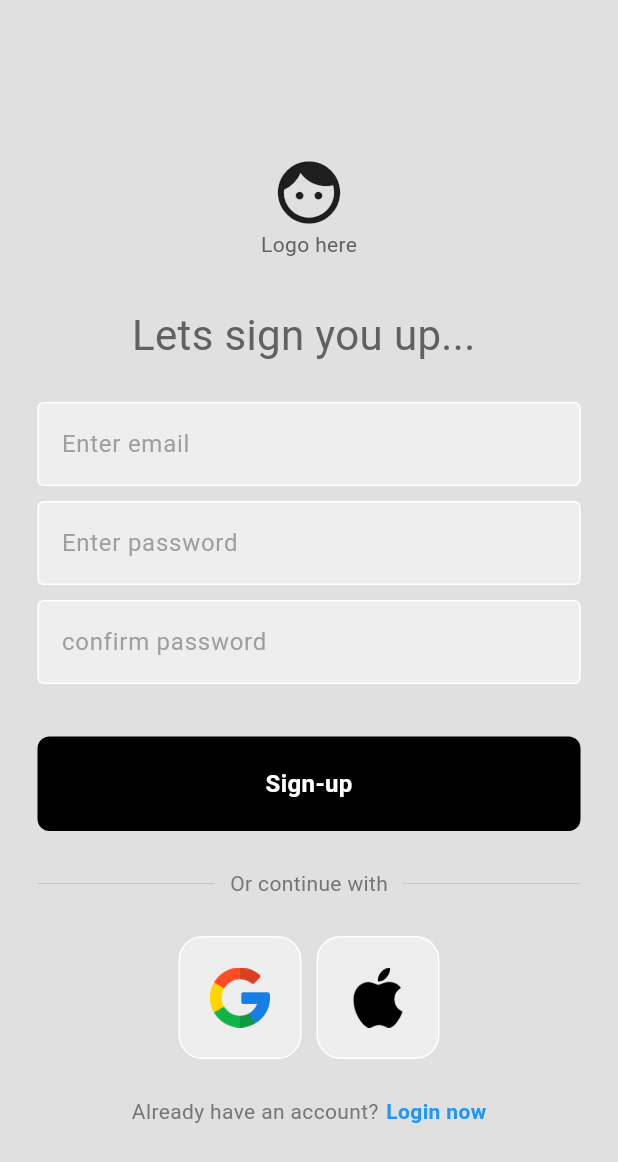
After one commit to BUSHAAN/LifeSync, a Flutter app: the screen it shows after launch, after a tap on "Register now", on a phone screen of 412 x 824 dp. The commit adds this screen. Shown: the top 1162 px of the screen. Run offline on Flutter 3.47's test engine with Material 3 defaults, Android fonts, the phone set to English and light mode, and no system bars; our stand-ins replace firebase_auth, firebase_core; accounts and stored records are empty; network calls fail.

Commit message:
sign in and sing up using email & password

```diff
--- a/lib/main.dart
+++ b/lib/main.dart
@@ -4,7 +4,7 @@ import 'package:firebase_core/firebase_core.dart';
 import 'package:flutter/material.dart';
 import 'package:flutter/services.dart';
 import 'package:flutter_todo_app/firebase_options.dart';
-import 'package:flutter_todo_app/pages/login.dart';
+import 'package:flutter_todo_app/pages/auth_page.dart';
 
 void main() async {
   WidgetsFlutterBinding.ensureInitialized();
@@ -13,7 +13,7 @@ void main() async {
 }
 
 class MyApp extends StatelessWidget {
-  const MyApp({Key? key}) : super(key: key);
+  const MyApp({super.key});
 
   // This widget is the root of your application.
   @override
@@ -23,7 +23,7 @@ class MyApp extends StatelessWidget {
     return MaterialApp(
       debugShowCheckedModeBanner: false,
       title: 'ToDo App',
-      home: LoginPage(),
+      home: AuthPage(),
     );
   }
 }
--- a/lib/model/Task.dart
+++ b/lib/model/Task.dart
@@ -1,5 +1,3 @@
-import 'dart:ffi';
-
 enum Schedule { mornings, evenings, workinghours, weekends }
 
 enum Deadline { hardDeadline, softDeadline, noDeadline }
--- a/lib/pages/addTask.dart
+++ b/lib/pages/add_task.dart
@@ -2,7 +2,6 @@
 import 'dart:core';
 
 import 'package:flutter/material.dart';
-import 'package:flutter_todo_app/model/Task.dart';
 import 'package:flutter_todo_app/pages/next_page.dart';
 
 class AddTasksPage extends StatefulWidget {
--- a/lib/pages/allTasks.dart
+++ b/lib/pages/all_tasks.dart
@@ -1,12 +1,12 @@
 // ignore_for_file: prefer_const_constructors
 
 import 'package:flutter/material.dart';
-import '../model/Task.dart';
+import '../model/task.dart';
 import '../constants/colors.dart';
 import '../widgets/todo_item.dart';
 
 class AllTasks extends StatefulWidget {
-  AllTasks({Key? key}) : super(key: key);
+  const AllTasks({super.key});
 
   @override
   State<AllTasks> createState() => _AllTasksState();
@@ -159,7 +159,7 @@ class _AllTasksState extends State<AllTasks> {
           color: tdBlack,
           size: 30,
         ),
-        Container(
+        SizedBox(
           height: 40,
           width: 40,
           child: ClipRRect(
--- /dev/null
+++ b/lib/pages/auth_page.dart
@@ -0,0 +1,28 @@
+// ignore_for_file: prefer_const_constructors
+
+import 'package:firebase_auth/firebase_auth.dart';
+import 'package:flutter/material.dart';
+import 'package:flutter_todo_app/pages/home_page.dart';
+import 'package:flutter_todo_app/pages/login_or_register_page.dart';
+
+class AuthPage extends StatelessWidget {
+  const AuthPage({super.key});
+
+  @override
+  Widget build(BuildContext context) {
+    return Scaffold(
+      body: StreamBuilder<User?>(
+        stream: FirebaseAuth.instance.authStateChanges(),
+        builder: (context, snapshot) {
+          //user logged in
+          if (snapshot.hasData) {
+            return HomePage();
+          } else {
+            return LoginOrRegisterPage();
+          }
+          //uesr not logged in
+        },
+      ),
+    );
+  }
+}
--- /dev/null
+++ b/lib/pages/login_or_register_page.dart
@@ -0,0 +1,33 @@
+import 'package:flutter/material.dart';
+import 'package:flutter_todo_app/pages/login_page.dart';
+import 'package:flutter_todo_app/pages/register_page.dart';
+
+class LoginOrRegisterPage extends StatefulWidget {
+  const LoginOrRegisterPage({super.key});
+
+  @override
+  State<LoginOrRegisterPage> createState() => _LoginOrRegisterPageState();
+}
+
+class _LoginOrRegisterPageState extends State<LoginOrRegisterPage> {
+  bool showLoginPage = true;
+
+  void togglePages() {
+    setState(() {
+      showLoginPage = !showLoginPage;
+    });
+  }
+
+  @override
+  Widget build(BuildContext context) {
+    if (showLoginPage) {
+      return LoginPage(
+        onTap: togglePages,
+      );
+    } else {
+      return RegisterPage(
+        onTap: togglePages,
+      );
+    }
+  }
+}
--- /dev/null
+++ b/lib/pages/login_page.dart
@@ -0,0 +1,176 @@
+// ignore_for_file: prefer_const_literals_to_create_immutables, prefer_const_constructors, use_build_context_synchronously
+import 'package:firebase_auth/firebase_auth.dart';
+import 'package:flutter/material.dart';
+import 'package:flutter_todo_app/widgets/my_button.dart';
+import 'package:flutter_todo_app/widgets/my_square_tile.dart';
+import 'package:flutter_todo_app/widgets/my_textfield.dart';
+
+class LoginPage extends StatefulWidget {
+  final Function()? onTap;
+  const LoginPage({super.key, required this.onTap});
+
+  @override
+  State<LoginPage> createState() => _LoginPageState();
+}
+
+class _LoginPageState extends State<LoginPage> {
+  final emailController = TextEditingController();
+  final passwordController = TextEditingController();
+
+  void signUserIn() async {
+    showDialog(
+        context: context,
+        builder: (context) {
+          return Center(child: CircularProgressIndicator());
+        });
+    try {
+      await FirebaseAuth.instance.signInWithEmailAndPassword(
+          email: emailController.text, password: passwordController.text);
+      Navigator.pop(context);
+    } on FirebaseAuthException catch (error) {
+      Navigator.pop(context);
+      showErrorMessage(error.code);
+    }
+  }
+
+  void showErrorMessage(String message) {
+    showDialog(
+        context: context,
+        builder: (context) {
+          return AlertDialog(
+              backgroundColor: Colors.red,
+              title: Text(
+                message,
+                style: TextStyle(color: Colors.white),
+              ));
+        });
+  }
+
+  @override
+  Widget build(BuildContext context) {
+    return Scaffold(
+        backgroundColor: Colors.grey[300],
+        body: SafeArea(
+            child: Center(
+          child: SingleChildScrollView(
+            child: Column(
+              mainAxisAlignment: MainAxisAlignment.center,
+              children: [
+                //logo
+                SizedBox(height: 30),
+                Icon(
+                  Icons.face,
+                  size: 100,
+                ),
+                Text("Logo here", style: TextStyle(color: Colors.grey[700])),
+                //welcome back
+                SizedBox(height: 30),
+
+                Text(
+                  "Welcome Back! ",
+                  style: TextStyle(color: Colors.grey[700], fontSize: 28),
+                ),
+
+                //username textfield
+                SizedBox(height: 25),
+                MyTextField(
+                  controller: emailController,
+                  hintText: 'Enter email',
+                  obscureText: false,
+                ),
+                //password textfield
+                SizedBox(height: 25),
+                MyTextField(
+                  controller: passwordController,
+                  hintText: 'Enter password',
+                  obscureText: true,
+                ),
+                SizedBox(height: 10),
+                //forget password
+                Padding(
+                  padding: const EdgeInsets.symmetric(horizontal: 30),
+                  child: Row(
+                    mainAxisAlignment: MainAxisAlignment.end,
+                    children: [
+                      Text("forgot password?",
+                          style: TextStyle(color: Colors.grey[600])),
+                    ],
+                  ),
+                ),
+                SizedBox(height: 25),
+                //sign in button
+                MyButton(
+                  text: 'Sign-in',
+                  onTap: signUserIn,
+                ),
+                SizedBox(height: 25),
+
+                // or continue with
+                Padding(
+                  padding: const EdgeInsets.symmetric(horizontal: 25.0),
+                  child: Row(
+                    children: [
+                      Expanded(
+                        child: Divider(
+                          thickness: 0.5,
+                          color: Colors.grey[400],
+                        ),
+                      ),
+                      Padding(
+                        padding: const EdgeInsets.symmetric(horizontal: 10.0),
+                        child: Text(
+                          "Or continue with",
+                          style: TextStyle(color: Colors.grey[600]),
+                        ),
+                      ),
+                      Expanded(
+                        child: Divider(
+                          thickness: 0.5,
+                          color: Colors.grey[400],
+                        ),
+                      ),
+                    ],
+                  ),
+                ),
+                SizedBox(height: 25),
+                // google and apple logos
+                Row(
+                  mainAxisAlignment: MainAxisAlignment.center,
+                  children: [
+                    MySquareTile(
+                      imagePath: 'assets/images/google.png',
+                      height: 40,
+                    ),
+                    SizedBox(width: 10),
+                    MySquareTile(
+                      imagePath: 'assets/images/apple.png',
+                      height: 40,
+                    )
+                  ],
+                ),
+                SizedBox(height: 25),
+                // dont have an account? sign up now
+                Row(
+                  mainAxisAlignment: MainAxisAlignment.center,
+                  children: [
+                    Text(
+                      "Don't have an account yet?",
+                      style: TextStyle(color: Colors.grey[600]),
+                    ),
+                    SizedBox(width: 5),
+                    GestureDetector(
+                      onTap: widget.onTap,
+                      child: Text(
+                        "Register now",
+                        style: TextStyle(
+                            color: Colors.blue, fontWeight: FontWeight.bold),
+                      ),
+                    ),
+                  ],
+                )
+              ],
+            ),
+          ),
+        )));
+  }
+}
--- a/lib/pages/next_page.dart
+++ b/lib/pages/next_page.dart
@@ -2,7 +2,7 @@ import 'package:flutter/material.dart';
 
 class NextPage extends StatelessWidget {
   final Map<String, dynamic> taskDataDetails;
-  const NextPage({Key? key, required this.taskDataDetails}) : super(key: key);
+  const NextPage({super.key, required this.taskDataDetails});
 
   @override
   Widget build(BuildContext context) {
@@ -31,7 +31,7 @@ class NextPage extends StatelessWidget {
                 'Duration:',
                 style: TextStyle(fontSize: 16.0, fontWeight: FontWeight.bold),
               ),
-              Text(duration + ' hours'),
+              Text('$duration hours'),
               const SizedBox(height: 10.0),
               const Text(
                 'Deadline:',
--- /dev/null
+++ b/lib/pages/register_page.dart
@@ -0,0 +1,174 @@
+// ignore_for_file: prefer_const_literals_to_create_immutables, prefer_const_constructors, use_build_context_synchronously
+import 'package:firebase_auth/firebase_auth.dart';
+import 'package:flutter/material.dart';
+import 'package:flutter_todo_app/widgets/my_button.dart';
+import 'package:flutter_todo_app/widgets/my_square_tile.dart';
+import 'package:flutter_todo_app/widgets/my_textfield.dart';
+
+class RegisterPage extends StatefulWidget {
+  final Function()? onTap;
+  const RegisterPage({super.key, required this.onTap});
+
+  @override
+  State<RegisterPage> createState() => _RegisterPageState();
+}
+
+class _RegisterPageState extends State<RegisterPage> {
+  final emailController = TextEditingController();
+  final passwordController = TextEditingController();
+  final confirmPasswordController = TextEditingController();
+
+  void signUserUp() async {
+    showDialog(
+        context: context,
+        builder: (context) {
+          return Center(child: CircularProgressIndicator());
+        });
+    try {
+      if (passwordController.text == confirmPasswordController.text) {
+        await FirebaseAuth.instance.createUserWithEmailAndPassword(
+            email: emailController.text, password: passwordController.text);
+      } else {}
+      Navigator.pop(context);
+    } on FirebaseAuthException catch (error) {
+      showErrorMessage(error.code);
+    }
+  }
+
+  void showErrorMessage(String message) {
+    showDialog(
+        context: context,
+        builder: (context) {
+          return AlertDialog(
+              backgroundColor: Colors.red,
+              title: Text(
+                message,
+                style: TextStyle(color: Colors.white),
+              ));
+        });
+  }
+
+  @override
+  Widget build(BuildContext context) {
+    return Scaffold(
+        backgroundColor: Colors.grey[300],
+        body: SafeArea(
+            child: Center(
+          child: SingleChildScrollView(
+            child: Column(
+              mainAxisAlignment: MainAxisAlignment.center,
+              children: [
+                //logo
+                SizedBox(height: 30),
+                Icon(
+                  Icons.face,
+                  size: 50,
+                ),
+                Text("Logo here", style: TextStyle(color: Colors.grey[700])),
+                //welcome back
+                SizedBox(height: 30),
+
+                Text(
+                  "Lets sign you up... ",
+                  style: TextStyle(color: Colors.grey[700], fontSize: 28),
+                ),
+
+                //username textfield
+                SizedBox(height: 25),
+                MyTextField(
+                  controller: emailController,
+                  hintText: 'Enter email',
+                  obscureText: false,
+                ),
+                //password textfield
+                SizedBox(height: 10),
+                MyTextField(
+                  controller: passwordController,
+                  hintText: 'Enter password',
+                  obscureText: true,
+                ),
+                SizedBox(height: 10),
+                MyTextField(
+                  controller: confirmPasswordController,
+                  hintText: 'confirm password',
+                  obscureText: true,
+                ),
+                SizedBox(height: 10),
+
+                SizedBox(height: 25),
+                //sign in button
+                MyButton(
+                  text: 'Sign-up',
+                  onTap: signUserUp,
+                ),
+                SizedBox(height: 25),
+
+                // or continue with
+                Padding(
+                  padding: const EdgeInsets.symmetric(horizontal: 25.0),
+                  child: Row(
+                    children: [
+                      Expanded(
+                        child: Divider(
+                          thickness: 0.5,
+                          color: Colors.grey[400],
+                        ),
+                      ),
+                      Padding(
+                        padding: const EdgeInsets.symmetric(horizontal: 10.0),
+                        child: Text(
+                          "Or continue with",
+                          style: TextStyle(color: Colors.grey[600]),
+                        ),
+                      ),
+                      Expanded(
+                        child: Divider(
+                          thickness: 0.5,
+                          color: Colors.grey[400],
+                        ),
+                      ),
+                    ],
+                  ),
+                ),
+                SizedBox(height: 25),
+                // google and apple logos
+                Row(
+                  mainAxisAlignment: MainAxisAlignment.center,
+                  children: [
+                    MySquareTile(
+                      imagePath: 'assets/images/google.png',
+                      height: 40,
+                    ),
+                    SizedBox(width: 10),
+                    MySquareTile(
+                      imagePath: 'assets/images/apple.png',
+                      height: 40,
+                    )
+                  ],
+                ),
+                SizedBox(height: 25),
+                // dont have an account? sign up now
+                Row(
+                  mainAxisAlignment: MainAxisAlignment.center,
+                  children: [
+                    Text(
+                      "Already have an account?",
+                      style: TextStyle(color: Colors.grey[600]),
+                    ),
+                    SizedBox(width: 5),
+                    GestureDetector(
+                      onTap: widget.onTap,
+                      child: Text(
+                        "Login now",
+                        style: TextStyle(
+                            color: Colors.blue, fontWeight: FontWeight.bold),
+                      ),
+                    ),
+                  ],
+                )
+              ],
+            ),
+          ),
+        )));
+  }
+}
--- a/lib/widgets/my_button.dart
+++ b/lib/widgets/my_button.dart
@@ -4,7 +4,8 @@ import 'package:flutter/material.dart';
 
 class MyButton extends StatelessWidget {
   final Function()? onTap;
-  const MyButton({super.key, required this.onTap});
+  final String text;
+  const MyButton({super.key, required this.onTap,required this.text});
 
   @override
   Widget build(BuildContext context) {
@@ -17,7 +18,7 @@ class MyButton extends StatelessWidget {
               color: Colors.black, borderRadius: BorderRadius.circular(8)),
           child: Center(
             child: Text(
-              'Sign-in',
+              text,
               style: TextStyle(
                   color: Colors.white,
                   fontWeight: FontWeight.bold,
--- a/lib/widgets/todo_item.dart
+++ b/lib/widgets/todo_item.dart
@@ -1,6 +1,6 @@
 import 'package:flutter/material.dart';
 
-import '../model/Task.dart';
+import '../model/task.dart';
 import '../constants/colors.dart';
 
 class ToDoItem extends StatelessWidget {
--- a/pubspec.yaml
+++ b/pubspec.yaml
@@ -36,6 +36,7 @@ dependencies:
   cupertino_icons: ^1.0.2
   firebase_core: ^2.28.0
   cloud_firestore: ^4.16.0
+  firebase_auth: ^4.19.0
 
 dev_dependencies:
   flutter_test:
```
Also changed, not shown: lib/pages/home.dart (deleted, +0 -61 lines), lib/pages/home_page.dart (added, +77 -0 lines), lib/pages/login.dart (deleted, +0 -135 lines), pubspec.lock, 4 other files.
